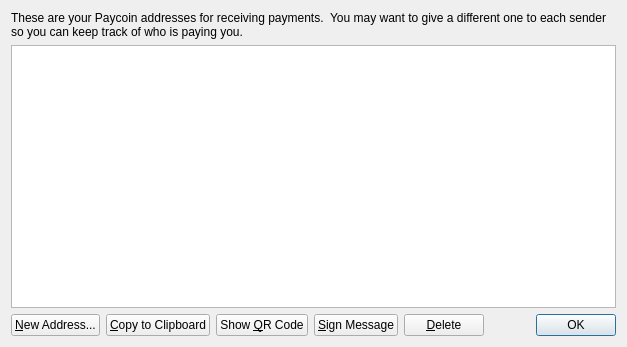
First picture: the form in src/qt/forms/addressbookpage.ui, repository PaycoinFoundation/paycoin, before the edit.
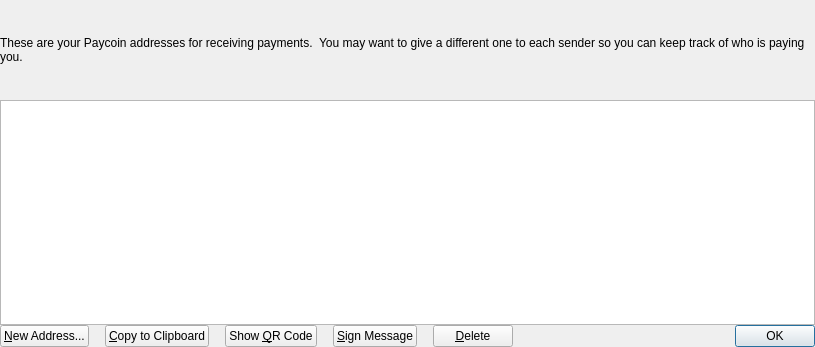
Second picture: the form after the edit. Icons and pictures are not drawn.

The edit to the form file:
```diff
--- a/src/qt/forms/addressbookpage.ui
+++ b/src/qt/forms/addressbookpage.ui
@@ -6,7 +6,7 @@
    <rect>
     <x>0</x>
     <y>0</y>
-    <width>627</width>
+    <width>815</width>
     <height>347</height>
    </rect>
   </property>
@@ -14,17 +14,71 @@
    <string>Address Book</string>
   </property>
   <layout class="QVBoxLayout" name="verticalLayout">
+   <property name="spacing">
+    <number>0</number>
+   </property>
+   <property name="leftMargin">
+    <number>0</number>
+   </property>
+   <property name="topMargin">
+    <number>0</number>
+   </property>
+   <property name="rightMargin">
+    <number>0</number>
+   </property>
+   <property name="bottomMargin">
+    <number>0</number>
+   </property>
    <item>
-    <widget class="QLabel" name="labelExplanation">
-     <property name="text">
-      <string>These are your Paycoin addresses for receiving payments.  You may want to give a different one to each sender so you can keep track of who is paying you.</string>
+    <widget class="QFrame" name="frameTop">
+     <property name="sizePolicy">
+      <sizepolicy hsizetype="Preferred" vsizetype="Fixed">
+       <horstretch>0</horstretch>
+       <verstretch>0</verstretch>
+      </sizepolicy>
      </property>
-     <property name="textFormat">
-      <enum>Qt::AutoText</enum>
+     <property name="minimumSize">
+      <size>
+       <width>0</width>
+       <height>100</height>
+      </size>
      </property>
-     <property name="wordWrap">
-      <bool>true</bool>
+     <property name="frameShape">
+      <enum>QFrame::NoFrame</enum>
      </property>
+     <property name="frameShadow">
+      <enum>QFrame::Raised</enum>
+     </property>
+     <layout class="QVBoxLayout" name="verticalLayout_2">
+      <property name="spacing">
+       <number>0</number>
+      </property>
+      <property name="leftMargin">
+       <number>0</number>
+      </property>
+      <property name="topMargin">
+       <number>0</number>
+      </property>
+      <property name="rightMargin">
+       <number>0</number>
+      </property>
+      <property name="bottomMargin">
+       <number>0</number>
+      </property>
+      <item>
+       <widget class="QLabel" name="labelExplanation">
+        <property name="text">
+         <string>These are your Paycoin addresses for receiving payments.  You may want to give a different one to each sender so you can keep track of who is paying you.</string>
+        </property>
+        <property name="textFormat">
+         <enum>Qt::AutoText</enum>
+        </property>
+        <property name="wordWrap">
+         <bool>true</bool>
+        </property>
+       </widget>
+      </item>
+     </layout>
     </widget>
    </item>
    <item>
@@ -51,6 +105,9 @@
    </item>
    <item>
     <layout class="QHBoxLayout" name="horizontalLayout">
+     <property name="spacing">
+      <number>16</number>
+     </property>
      <item>
       <widget class="QPushButton" name="newAddressButton">
        <property name="toolTip">
```
Left out of the diff: 12 changed lines with no effect on the pictures.
